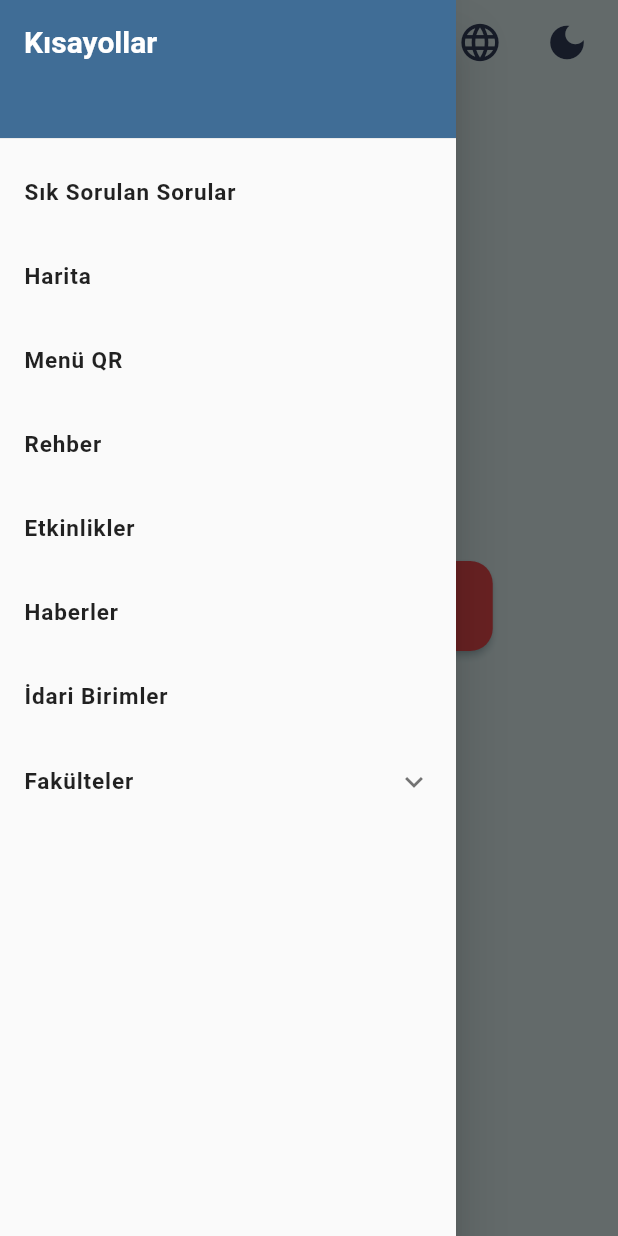
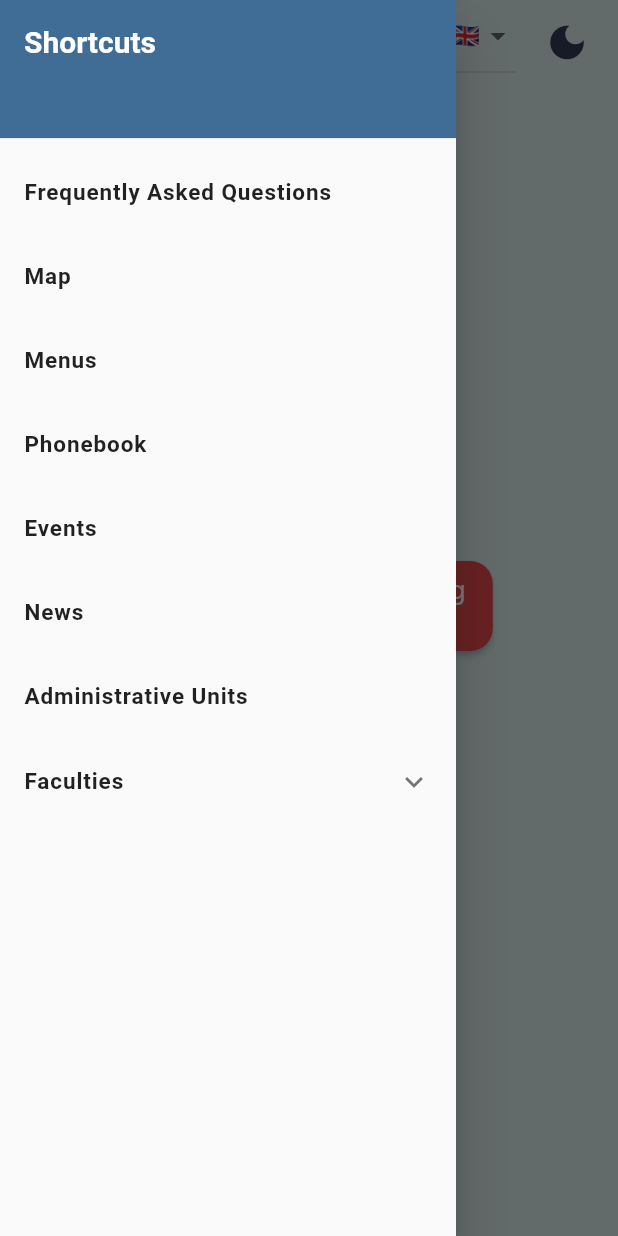
Before and after one commit to begumzengin/ParsyBot, a Flutter app: the screen it shows after launch, with the side drawer open, on a phone screen of 412 x 824 dp. Run offline on Flutter 3.47's test engine with Material 2 defaults, Android fonts, the phone set to English and light mode, and no system bars; our stand-ins replace google_fonts, speech_to_text; Roboto replaces fonts that are missing (Asap).

```diff
--- a/parsybot/lib/main.dart
+++ b/parsybot/lib/main.dart
@@ -1,17 +1,40 @@
 import 'package:flutter/material.dart';
 import 'package:parsybot/screens/light_landing_page.dart';
+import 'package:provider/provider.dart';
+import 'package:parsybot/model/locale.dart';
+import 'package:parsybot/l10n/app_localizations.dart';
 
 void main() {
   runApp(MyApp());
 }
 
 class MyApp extends StatelessWidget {
+  const MyApp({super.key});
+
   @override
   Widget build(BuildContext context) {
+    /*
     return MaterialApp(
       title: 'ParsyBot',
       home: LandingPage(),
       debugShowCheckedModeBanner: false,
     );
+    */
+    return ChangeNotifierProvider(
+      create: (context) => LocaleModel(),
+      child: Consumer<LocaleModel>(
+        builder: (context, localeModel, child) => MaterialApp(
+          title: 'ParsyBot',
+          localizationsDelegates: AppLocalizations.localizationsDelegates,
+          supportedLocales: AppLocalizations.supportedLocales,
+          locale: localeModel.locale,
+          routes: {
+            '/': (context) => LandingPage(),
+          },
+          debugShowCheckedModeBanner: false,
+          initialRoute: '/',
+        ),
+      ),
+    );
   }
 }
--- a/parsybot/lib/model/locale.dart
+++ b/parsybot/lib/model/locale.dart
@@ -5,7 +5,7 @@ class LocaleModel extends ChangeNotifier {
 
   Locale? get locale => _locale;
 
-  void changeLocale(Locale locale) {
+  void set(Locale locale) {
     _locale = locale;
     notifyListeners();
   }
--- a/parsybot/lib/screens/light_landing_page.dart
+++ b/parsybot/lib/screens/light_landing_page.dart
@@ -5,10 +5,18 @@ import 'package:parsybot/screens/dark_landing_page.dart';
 import 'package:parsybot/screens/light_admin_login.dart';
 import 'package:parsybot/screens/light_conversation.dart';
 import 'package:parsybot/util/light_drawer.dart';
+import '../l10n/app_localizations.dart';
+import 'package:provider/provider.dart';
+import '../model/locale.dart';
 
 class LandingPage extends StatelessWidget {
+  const LandingPage({super.key});
+
   @override
   Widget build(BuildContext context) {
+    var t = AppLocalizations.of(context)!;
+    var selectedLocale = Localizations.localeOf(context).toString();
+
     return Scaffold(
       appBar: AppBar(
         elevation: 0,
@@ -26,12 +34,33 @@ class LandingPage extends StatelessWidget {
                     color: pickledBluewood, size: 30.0)),
           ),
           Padding(
-            padding: EdgeInsets.only(right: 10.0),
-            child: IconButton(
+              padding: EdgeInsets.only(right: 10.0),
+              child: Consumer<LocaleModel>(
+                builder: (context, localeModel, child) => DropdownButton(
+                    value: selectedLocale,
+                    items: [
+                      DropdownMenuItem(
+                        child: Text('🇬🇧'),
+                        value: 'en',
+                      ),
+                      DropdownMenuItem(
+                        child: Text('🇹🇷'),
+                        value: 'tr',
+                      ),
+                    ],
+                    onChanged: (String? value) {
+                      if (value != null) {
+                        localeModel.set(Locale(value));
+                      }
+                    }),
+              )
+              /*
+            IconButton(
               onPressed: () {},
               icon: Icon(Icons.language, color: pickledBluewood, size: 30.0),
             ),
-          ),
+            */
+              ),
           Padding(
             padding: EdgeInsets.only(right: 10.0),
             child: IconButton(
@@ -63,7 +92,7 @@ class LandingPage extends StatelessWidget {
                           builder: ((context) => LightConversation())));
                 },
                 child: Text(
-                  'Merak ettiğin her şeyi sorabilirsin!',
+                  t.parsyGreeting,
                   //style: TextStyle(color: Colors.white, fontSize: 18),
                   style: GoogleFonts.mulish(color: Colors.white, fontSize: 18),
                   textAlign: TextAlign.center,
--- a/parsybot/lib/util/dropdown_language.dart
+++ b/parsybot/lib/util/dropdown_language.dart
@@ -1,6 +1,9 @@
 import 'package:flutter/material.dart';
 import 'package:parsybot/constants.dart';
+import 'package:parsybot/l10n/app_localizations.dart';
+import 'package:parsybot/model/locale.dart';
 
+/*
 const List<String> languageList = <String>['Türkçe', 'English'];
 
 class DropdownLanguage extends StatefulWidget {
@@ -40,3 +43,21 @@ class _DropdownLanguageState extends State<DropdownLanguage> {
     );
   }
 }
+*/
+
+/*
+class DropdownLanguage extends StatelessWidget {
+  const DropdownLanguage({super.key});
+
+  @override
+  Widget build(BuildContext context) {
+    var t = AppLocalizations.of(context)!;
+    var selectedLocale = Localizations.localeOf(context).toString();
+
+
+
+      )
+    );
+  }
+}
+*/
--- a/parsybot/lib/util/light_drawer.dart
+++ b/parsybot/lib/util/light_drawer.dart
@@ -2,6 +2,7 @@ import 'package:flutter/material.dart';
 import 'package:google_fonts/google_fonts.dart';
 import 'package:parsybot/constants.dart';
 import 'package:url_launcher/url_launcher.dart';
+import '../l10n/app_localizations.dart';
 
 import '../screens/menuqr_page.dart';
 
@@ -45,6 +46,8 @@ class LightDrawer extends StatelessWidget {
 
   @override
   Widget build(BuildContext context) {
+    var t = AppLocalizations.of(context)!;
+
     return Drawer(
       child: ListView(
         padding: EdgeInsets.zero,
@@ -56,7 +59,7 @@ class LightDrawer extends StatelessWidget {
                 color: sanMarino,
               ),
               child: Text(
-                'Kısayollar',
+                t.shortcutsTitle,
                 style: GoogleFonts.asap(
                     color: Colors.white,
                     fontWeight: FontWeight.w700,
@@ -66,7 +69,7 @@ class LightDrawer extends StatelessWidget {
           ),
           ListTile(
             title: Text(
-              'Sık Sorulan Sorular',
+              t.faqTitle,
               style: GoogleFonts.muktaVaani(
                   fontWeight: FontWeight.w600,
                   letterSpacing: 0.6,
@@ -75,7 +78,7 @@ class LightDrawer extends StatelessWidget {
             onTap: () {},
           ),
           ListTile(
-            title: Text('Harita',
+            title: Text(t.mapTitle,
                 style: GoogleFonts.muktaVaani(
                     fontWeight: FontWeight.w600,
                     letterSpacing: 0.6,
@@ -85,7 +88,7 @@ class LightDrawer extends StatelessWidget {
             },
           ),
           ListTile(
-            title: Text('Menü QR',
+            title: Text(t.menusTitle,
                 style: GoogleFonts.muktaVaani(
                     fontWeight: FontWeight.w600,
                     letterSpacing: 0.6,
@@ -96,7 +99,7 @@ class LightDrawer extends StatelessWidget {
             },
           ),
           ListTile(
-            title: Text('Rehber',
+            title: Text(t.phonebookTitle,
                 style: GoogleFonts.muktaVaani(
                     fontWeight: FontWeight.w600,
                     letterSpacing: 0.6,
@@ -106,7 +109,7 @@ class LightDrawer extends StatelessWidget {
             },
           ),
           ListTile(
-            title: Text('Etkinlikler',
+            title: Text(t.eventsTitle,
                 style: GoogleFonts.muktaVaani(
                     fontWeight: FontWeight.w600,
                     letterSpacing: 0.6,
@@ -116,7 +119,7 @@ class LightDrawer extends StatelessWidget {
             },
           ),
           ListTile(
-            title: Text('Haberler',
+            title: Text(t.newsTitle,
                 style: GoogleFonts.muktaVaani(
                     fontWeight: FontWeight.w600,
                     letterSpacing: 0.6,
@@ -126,7 +129,7 @@ class LightDrawer extends StatelessWidget {
             },
           ),
           ListTile(
-            title: Text('İdari Birimler',
+            title: Text(t.administrationTitle,
                 style: GoogleFonts.muktaVaani(
                     fontWeight: FontWeight.w600,
                     letterSpacing: 0.6,
@@ -136,14 +139,14 @@ class LightDrawer extends StatelessWidget {
             },
           ),
           ExpansionTile(
-              title: Text("Fakülteler",
+              title: Text(t.facultiesTitle,
                   style: GoogleFonts.muktaVaani(
                       fontWeight: FontWeight.w600,
                       letterSpacing: 0.6,
                       fontSize: 15)),
               children: <Widget>[
                 ListTile(
-                  title: Text("Diş Hekimliği Fakültesi",
+                  title: Text(t.dentistryTitle,
                       style: GoogleFonts.muktaVaani(
                           fontWeight: FontWeight.w600,
                           letterSpacing: 0.6,
@@ -151,7 +154,7 @@ class LightDrawer extends StatelessWidget {
                   onTap: () {},
                 ),
                 ListTile(
-                  title: Text("Eczacılık Fakültesi",
+                  title: Text(t.pharmacyTitle,
                       style: GoogleFonts.muktaVaani(
                           fontWeight: FontWeight.w600,
                           letterSpacing: 0.6,
@@ -159,7 +162,7 @@ class LightDrawer extends StatelessWidget {
                   onTap: () {},
                 ),
                 ListTile(
-                  title: Text("Eğitim Fakültesi",
+                  title: Text(t.educationTitle,
                       style: GoogleFonts.muktaVaani(
                           fontWeight: FontWeight.w600,
                           letterSpacing: 0.6,
@@ -167,7 +170,7 @@ class LightDrawer extends StatelessWidget {
                   onTap: () {},
                 ),
                 ListTile(
-                  title: Text("Fen-Edebiyat Fakültesi",
+                  title: Text(t.scienceAndLettersTitle,
                       style: GoogleFonts.muktaVaani(
                           fontWeight: FontWeight.w600,
                           letterSpacing: 0.6,
@@ -175,7 +178,7 @@ class LightDrawer extends StatelessWidget {
                   onTap: () {},
                 ),
                 ListTile(
-                  title: Text("Güzel Sanatlar Tasarım ve Mimarlık Fakültesi",
+                  title: Text(t.fineArtsDesignArchTitle,
                       style: GoogleFonts.muktaVaani(
                           fontWeight: FontWeight.w600,
                           letterSpacing: 0.6,
@@ -183,7 +186,7 @@ class LightDrawer extends StatelessWidget {
                   onTap: () {},
                 ),
                 ListTile(
-                  title: Text("Hukuk Fakültesi",
+                  title: Text(t.lawTitle,
                       style: GoogleFonts.muktaVaani(
                           fontWeight: FontWeight.w600,
                           letterSpacing: 0.6,
@@ -191,7 +194,7 @@ class LightDrawer extends StatelessWidget {
                   onTap: () {},
                 ),
                 ListTile(
-                  title: Text("İktisadi ve İdari Bilimler Fakültesi",
+                  title: Text(t.economicsAdministrativeTitle,
                       style: GoogleFonts.muktaVaani(
                           fontWeight: FontWeight.w600,
                           letterSpacing: 0.6,
@@ -199,7 +202,7 @@ class LightDrawer extends StatelessWidget {
                   onTap: () {},
                 ),
                 ListTile(
-                  title: Text("İletişim Fakültesi",
+                  title: Text(t.communicationTitle,
                       style: GoogleFonts.muktaVaani(
                           fontWeight: FontWeight.w600,
                           letterSpacing: 0.6,
@@ -207,7 +210,7 @@ class LightDrawer extends StatelessWidget {
                   onTap: () {},
                 ),
                 ListTile(
-                  title: Text("Mühendislik Fakültesi",
+                  title: Text(t.engineeringTitle,
                       style: GoogleFonts.muktaVaani(
                           fontWeight: FontWeight.w600,
                           letterSpacing: 0.6,
@@ -215,7 +218,7 @@ class LightDrawer extends StatelessWidget {
                   onTap: () {},
                 ),
                 ListTile(
-                  title: Text("Sağlık Bilimleri Fakültesi",
+                  title: Text(t.healthSciencesTitle,
                       style: GoogleFonts.muktaVaani(
                           fontWeight: FontWeight.w600,
                           letterSpacing: 0.6,
@@ -223,7 +226,7 @@ class LightDrawer extends StatelessWidget {
                   onTap: () {},
                 ),
                 ListTile(
-                  title: Text("Ticari Bilimler Fakültesi",
+                  title: Text(t.commercialScienceTitle,
                       style: GoogleFonts.muktaVaani(
                           fontWeight: FontWeight.w600,
                           letterSpacing: 0.6,
@@ -231,7 +234,7 @@ class LightDrawer extends StatelessWidget {
                   onTap: () {},
                 ),
                 ListTile(
-                  title: Text("Tıp Fakültesi",
+                  title: Text(t.medicineTitle,
                       style: GoogleFonts.muktaVaani(
                           fontWeight: FontWeight.w600,
                           letterSpacing: 0.6,
```
